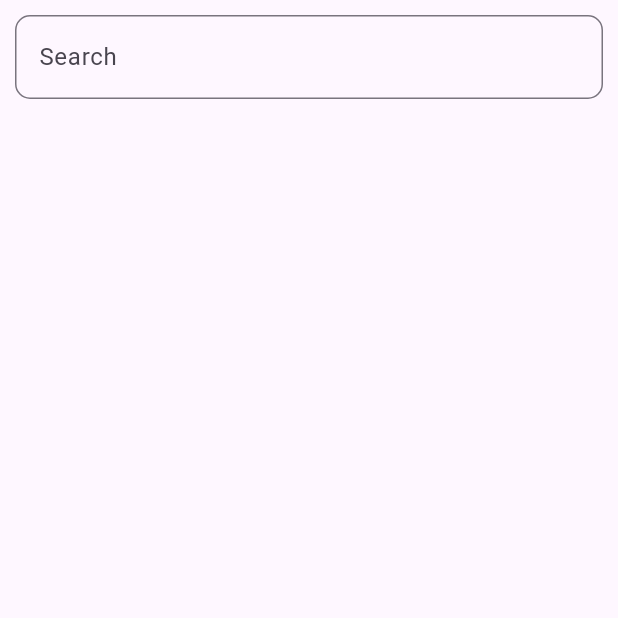
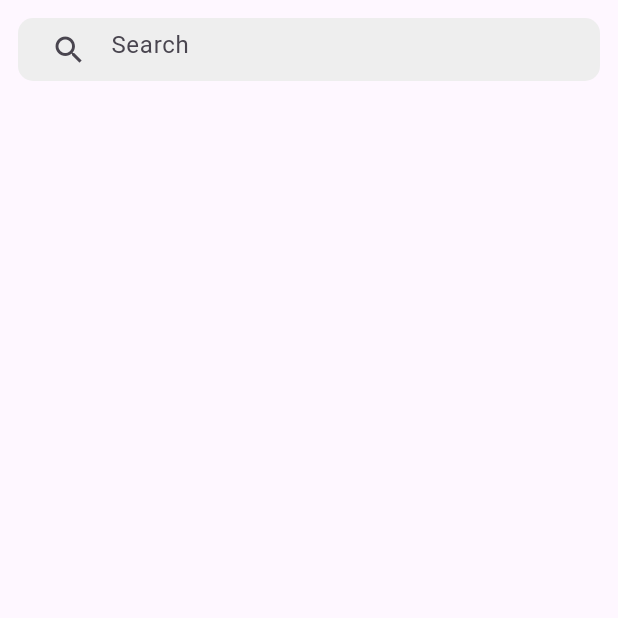
Before and after one commit to dhruvipadsala9818/instagram-, a Flutter app: the SearchScreen screen opened directly, on a phone screen of 412 x 824 dp, the top half of it. Run offline on Flutter 3.47's test engine with Material 3 defaults, Android fonts, the phone set to English and light mode, and no system bars; our stand-ins replace cached_network_image, cloud_firestore, file_picker, firebase_auth, firebase_core, firebase_storage and 6 more; accounts and stored records are empty; network calls fail.

```diff
--- a/lib/search_screen.dart
+++ b/lib/search_screen.dart
@@ -19,19 +19,45 @@ class SearchScreen extends StatelessWidget {
 
     return Scaffold(
       body: SafeArea(
-        child: Padding(
-          padding: const EdgeInsets.all(10),
         child: Column(
           children: [
-              TextField(
+            Padding(
+              padding: const EdgeInsets.all(12),
+              // child: TextField(
+              //   controller: searchFieldController,
+              //   focusNode: _focusNode,
+              //   decoration: InputDecoration(
+              //     prefixIcon: Icon(Icons.search),
+              //     hintText: 'Search',
+              //     border: OutlineInputBorder(
+              //       borderSide: BorderSide(color: Colors.black),
+              //       borderRadius: BorderRadius.circular(30),
+              //     ),
+              //   ),
+              //   onChanged: (value) {
+              //     searchController.searchUsers(value);
+              //   },
+              //   onTap: () {
+              //     searchController.showSearchResults(true);
+              //   },
+              // ),
+              child: Container(
+                height: 42,
+                padding: EdgeInsets.symmetric(horizontal: 10),
+                decoration: BoxDecoration(
+                  color: Colors.grey.shade200,
+                  borderRadius: BorderRadius.circular(10),
+                ),
+                child: TextField(
                   controller: searchFieldController,
                   focusNode: _focusNode,
                   decoration: InputDecoration(
+                    prefixIcon: Icon(
+                      Icons.search,
+                    ),
                     hintText: 'Search',
-                  border: OutlineInputBorder(
-                    borderSide: BorderSide(color: Colors.black),
-                    borderRadius: BorderRadius.circular(10),
-                  ),
+                    border: InputBorder.none,
+                    contentPadding: EdgeInsets.symmetric(vertical: 12),
                   ),
                   onChanged: (value) {
                     searchController.searchUsers(value);
@@ -39,6 +65,8 @@ class SearchScreen extends StatelessWidget {
                   onTap: () {
                     searchController.showSearchResults(true);
                   },
+                ),
+              ),
             ),
             Obx(
               () {
@@ -78,15 +106,12 @@ class SearchScreen extends StatelessWidget {
                                             ? Colors.black
                                             : Colors.blue),
                                   ),
-                                    color: isFollowing
-                                        ? Colors.white
-                                        : Colors.blue,
-                                    textColor: isFollowing
-                                        ? Colors.black
-                                        : Colors.white,
+                                  color:
+                                      isFollowing ? Colors.white : Colors.blue,
+                                  textColor:
+                                      isFollowing ? Colors.black : Colors.white,
                                   onPressed: () {
-                                      searchController
-                                          .toggleFollow(user['uid']);
+                                    searchController.toggleFollow(user['uid']);
                                   },
                                   child: Text(
                                       isFollowing ? 'Following' : 'Follow'),
@@ -125,15 +150,14 @@ class SearchScreen extends StatelessWidget {
                         return const SizedBox.shrink();
                       },
                       staggeredTileBuilder: (index) => StaggeredTile.fit(1),
-                        mainAxisSpacing: 8.0,
-                        crossAxisSpacing: 8.0,
+                      mainAxisSpacing: 3.0,
+                      crossAxisSpacing: 3.0,
                     ),
                   );
                 }
               },
             ),
           ],
-          ),
         ),
       ),
     );
```
Also changed, not shown: lib/controllers/home_controller.dart (+25 -0 lines), lib/home_page.dart (+44 -5 lines). Lines whose indentation alone changed are shown as unchanged.
